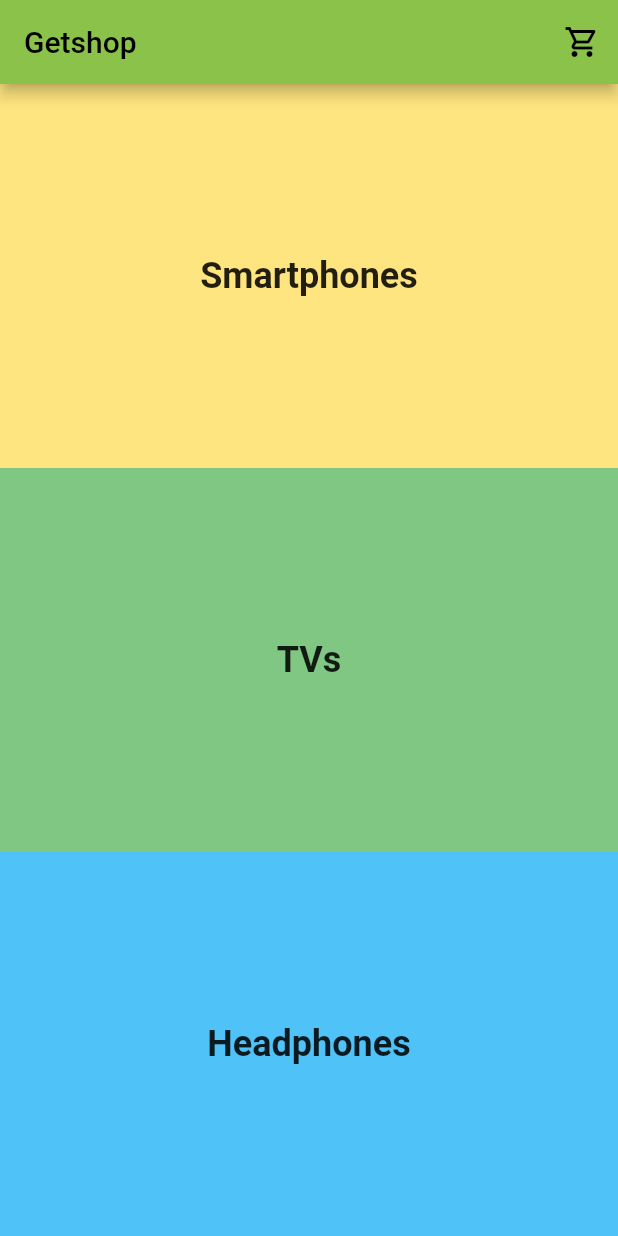
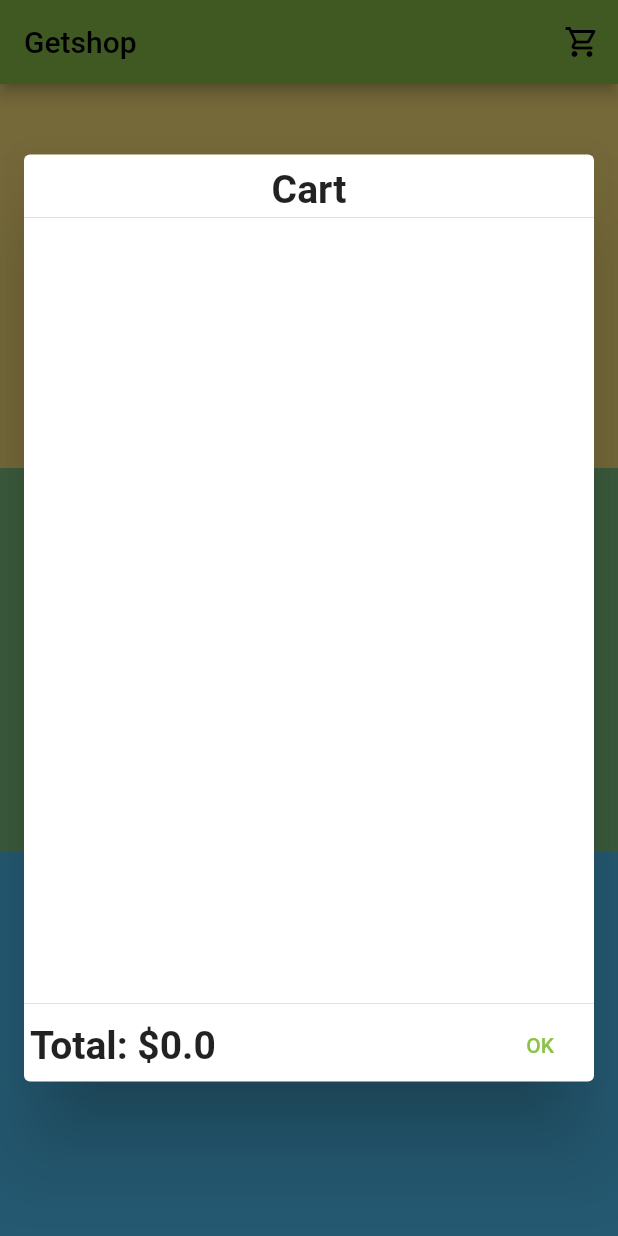
Before and after one commit to filipwin/geetshop_demo, a Flutter app: the screen it shows after launch, after a tap on the "shopping cart" icon, on a phone screen of 412 x 824 dp. Run offline on Flutter 3.47's test engine with Material 2 defaults, Android fonts, the phone set to English and light mode, and no system bars; our stand-ins replace get.

Commit message:
Cart item list & total value

```diff
--- a/lib/components/cart_button.dart
+++ b/lib/components/cart_button.dart
@@ -1,7 +1,9 @@
 import 'package:flutter/material.dart';
 import 'package:get/get.dart';
+import 'package:getshop_demo/components/cart_items_list.dart';
 import 'package:getshop_demo/controllers/cart_controller.dart';
 
+import '../data/product/product.dart';
 import 'cart_badge.dart';
 
 class CartButton extends StatelessWidget {
@@ -12,7 +14,7 @@ class CartButton extends StatelessWidget {
     final cartController = Get.find<CartController>();
     return Obx(
       () => IconButton(
-        onPressed: _openCart,
+        onPressed: () => _openCart(cartController.cart),
         icon: Stack(
           children: [
             Align(
@@ -26,5 +28,15 @@ class CartButton extends StatelessWidget {
     );
   }
 
-  void _openCart() {}
+  void _openCart(List<Product> products) {
+    Get.dialog(
+      Dialog(
+        insetPadding: const EdgeInsets.symmetric(horizontal: 16, vertical: 24),
+        child: SizedBox(
+          height: Get.mediaQuery.size.height * 0.75,
+          child: const CartItemsList(),
+        ),
+      ),
+    );
+  }
 }
--- /dev/null
+++ b/lib/components/cart_items_list.dart
@@ -0,0 +1,126 @@
+import 'package:flutter/material.dart';
+import 'package:get/get.dart';
+import 'package:getshop_demo/controllers/cart_controller.dart';
+
+import '../data/product/product.dart';
+
+class CartItemsList extends StatelessWidget {
+  const CartItemsList({
+    Key? key,
+  }) : super(key: key);
+
+  @override
+  Widget build(BuildContext context) {
+    final cartController = Get.find<CartController>();
+    return Obx(
+      () => Column(
+        children: [
+          const SizedBox(height: 8),
+          const Text(
+            'Cart',
+            style: TextStyle(
+              fontSize: 26,
+              fontWeight: FontWeight.bold,
+            ),
+          ),
+          const Divider(height: 8),
+          Flexible(
+            child: ListView.separated(
+              shrinkWrap: false,
+              itemBuilder: (c, i) => CartListItem(item: cartController.cart[i]),
+              separatorBuilder: (c, i) => const Divider(height: 2, thickness: 1.5),
+              itemCount: cartController.cart.length,
+            ),
+          ),
+          const Divider(height: 8),
+          CartTotalValue(products: cartController.cart),
+        ],
+      ),
+    );
+  }
+}
+
+class CartListItem extends StatelessWidget {
+  final Product item;
+
+  const CartListItem({super.key, required this.item});
+
+  @override
+  Widget build(BuildContext context) {
+    return Padding(
+      padding: const EdgeInsets.all(8),
+      child: Row(
+        children: [
+          Image.network(
+            item.imageUrl,
+            width: 60,
+            height: 60,
+          ),
+          const SizedBox(width: 16),
+          Expanded(
+            child: Column(
+              crossAxisAlignment: CrossAxisAlignment.start,
+              children: [
+                Text(
+                  item.name,
+                  overflow: TextOverflow.ellipsis,
+                  style: const TextStyle(fontSize: 16),
+                ),
+                Text(
+                  '\$${item.price}',
+                  style: const TextStyle(
+                    fontSize: 14,
+                    fontWeight: FontWeight.bold,
+                  ),
+                ),
+              ],
+            ),
+          ),
+          IconButton(
+            onPressed: _removeFromCart,
+            icon: const Icon(Icons.remove_circle_outline_rounded),
+          ),
+        ],
+      ),
+    );
+  }
+
+  void _removeFromCart() {
+    Get.find<CartController>().removeFromCart(item);
+  }
+}
+
+class CartTotalValue extends StatelessWidget {
+  final List<Product> products;
+
+  const CartTotalValue({super.key, required this.products});
+
+  @override
+  Widget build(BuildContext context) {
+    return Padding(
+      padding: const EdgeInsets.symmetric(horizontal: 4),
+      child: Row(
+        mainAxisAlignment: MainAxisAlignment.spaceBetween,
+        children: [
+          Text(
+            'Total: \$${_getTotalValue()}',
+            style: const TextStyle(
+              fontSize: 26,
+              fontWeight: FontWeight.bold,
+            ),
+          ),
+          TextButton(
+            onPressed: _onOkClick,
+            child: const Text('OK'),
+          ),
+        ],
+      ),
+    );
+  }
+
+  double _getTotalValue() => products.fold(0.0, (previousValue, element) => previousValue + element.price);
+
+  void _onOkClick() {
+    Get.back();
+  }
+}
```
